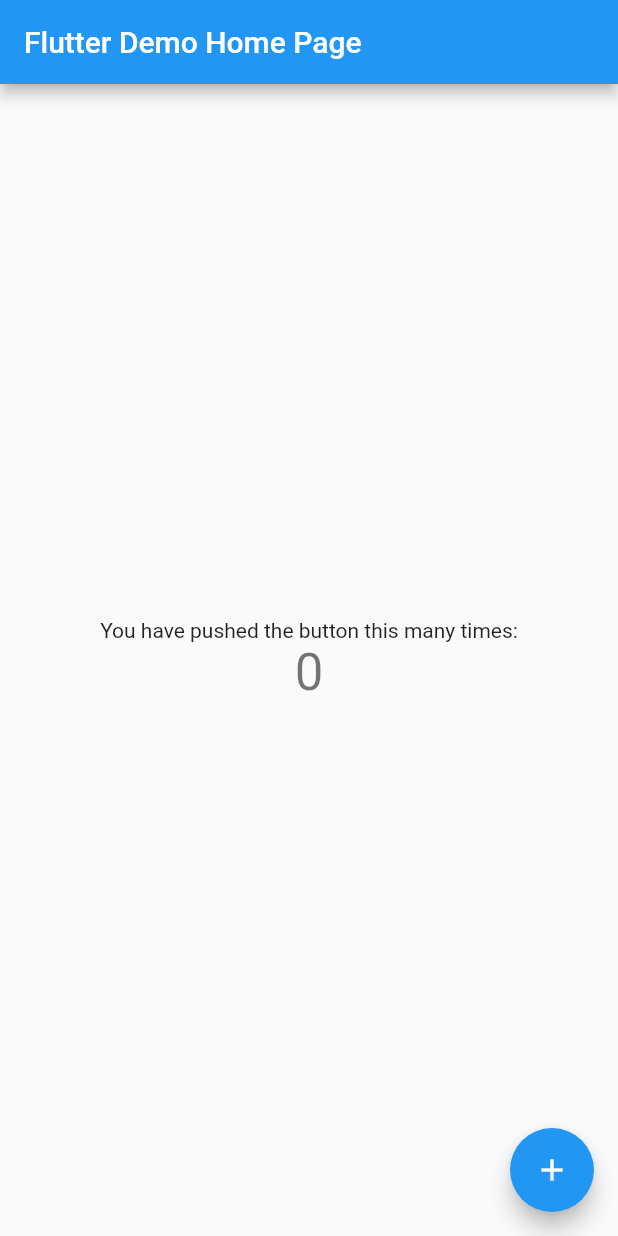
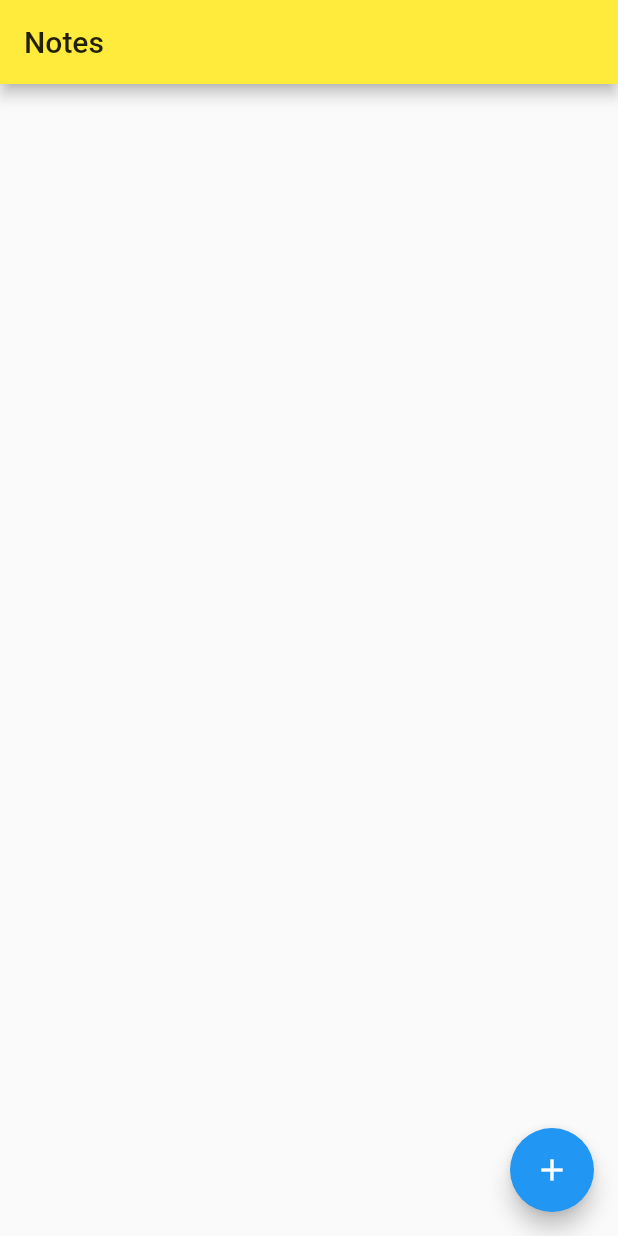
Before and after one commit to Hemanth759/Learning-Flutter, a Flutter app: the screen it shows after launch, on a phone screen of 412 x 824 dp. Run offline on Flutter 3.47's test engine with Material 2 defaults, Android fonts, the phone set to English and light mode, and no system bars.

Commit message:
Creating the todo app

```diff
--- a/todo_app/lib/main.dart
+++ b/todo_app/lib/main.dart
@@ -1,111 +1,21 @@
 import 'package:flutter/material.dart';
+import 'package:todo_app/screens/note_list.dart';
 
-void main() => runApp(MyApp());
+void main() {
+  runApp(MyApp());
+}
 
 class MyApp extends StatelessWidget {
-  // This widget is the root of your application.
+
   @override
   Widget build(BuildContext context) {
     return MaterialApp(
-      title: 'Flutter Demo',
+      title: 'Note Keeper',
+      debugShowCheckedModeBanner: false,
       theme: ThemeData(
-        // This is the theme of your application.
-        //
-        // Try running your application with "flutter run". You'll see the
-        // application has a blue toolbar. Then, without quitting the app, try
-        // changing the primarySwatch below to Colors.green and then invoke
-        // "hot reload" (press "r" in the console where you ran "flutter run",
-        // or simply save your changes to "hot reload" in a Flutter IDE).
-        // Notice that the counter didn't reset back to zero; the application
-        // is not restarted.
-        primarySwatch: Colors.blue,
+        primaryColor: Colors.yellow,
       ),
-      home: MyHomePage(title: 'Flutter Demo Home Page'),
+      home: NoteList(),
     );
   }
 }
-
-class MyHomePage extends StatefulWidget {
-  MyHomePage({Key key, this.title}) : super(key: key);
-
-  // This widget is the home page of your application. It is stateful, meaning
-  // that it has a State object (defined below) that contains fields that affect
-  // how it looks.
-
-  // This class is the configuration for the state. It holds the values (in this
-  // case the title) provided by the parent (in this case the App widget) and
-  // used by the build method of the State. Fields in a Widget subclass are
-  // always marked "final".
-
-  final String title;
-
-  @override
-  _MyHomePageState createState() => _MyHomePageState();
-}
-
-class _MyHomePageState extends State<MyHomePage> {
-  int _counter = 0;
-
-  void _incrementCounter() {
-    setState(() {
-      // This call to setState tells the Flutter framework that something has
-      // changed in this State, which causes it to rerun the build method below
-      // so that the display can reflect the updated values. If we changed
-      // _counter without calling setState(), then the build method would not be
-      // called again, and so nothing would appear to happen.
-      _counter++;
-    });
-  }
-
-  @override
-  Widget build(BuildContext context) {
-    // This method is rerun every time setState is called, for instance as done
-    // by the _incrementCounter method above.
-    //
-    // The Flutter framework has been optimized to make rerunning build methods
-    // fast, so that you can just rebuild anything that needs updating rather
-    // than having to individually change instances of widgets.
-    return Scaffold(
-      appBar: AppBar(
-        // Here we take the value from the MyHomePage object that was created by
-        // the App.build method, and use it to set our appbar title.
-        title: Text(widget.title),
-      ),
-      body: Center(
-        // Center is a layout widget. It takes a single child and positions it
-        // in the middle of the parent.
-        child: Column(
-          // Column is also layout widget. It takes a list of children and
-          // arranges them vertically. By default, it sizes itself to fit its
-          // children horizontally, and tries to be as tall as its parent.
-          //
-          // Invoke "debug painting" (press "p" in the console, choose the
-          // "Toggle Debug Paint" action from the Flutter Inspector in Android
-          // Studio, or the "Toggle Debug Paint" command in Visual Studio Code)
-          // to see the wireframe for each widget.
-          //
-          // Column has various properties to control how it sizes itself and
-          // how it positions its children. Here we use mainAxisAlignment to
-          // center the children vertically; the main axis here is the vertical
-          // axis because Columns are vertical (the cross axis would be
-          // horizontal).
-          mainAxisAlignment: MainAxisAlignment.center,
-          children: <Widget>[
-            Text(
-              'You have pushed the button this many times:',
-            ),
-            Text(
-              '$_counter',
-              style: Theme.of(context).textTheme.display1,
-            ),
-          ],
-        ),
-      ),
-      floatingActionButton: FloatingActionButton(
-        onPressed: _incrementCounter,
-        tooltip: 'Increment',
-        child: Icon(Icons.add),
-      ), // This trailing comma makes auto-formatting nicer for build methods.
-    );
-  }
-}
--- /dev/null
+++ b/todo_app/lib/screens/note_list.dart
@@ -0,0 +1,69 @@
+import 'package:flutter/material.dart';
+
+class NoteList extends StatefulWidget {
+
+  @override
+  State<StatefulWidget> createState() {
+    return _NoteListState();
+  }
+}
+
+class _NoteListState extends State<NoteList> {
+
+  int count = 0;
+
+  @override
+  Widget build(BuildContext context) {
+    return Scaffold(
+
+      appBar: AppBar(
+        title: Text('Notes'),
+      ),
+
+      body: GetListView(),
+
+      floatingActionButton: FloatingActionButton(
+
+        child: Icon(Icons.add),
+
+        onPressed: () {
+          debugPrint('Bugged the dee');
+        },
+
+        tooltip: 'Add Note',
+      ),
+    );
+  }
+
+  ListView GetListView() {
+
+    TextStyle titlestyle = Theme.of(context).textTheme.subhead;
+
+    return ListView.builder(
+      itemCount: count,
+      itemBuilder: (BuildContext context, int position) {
+        return Card(
+          color: Colors.white,
+          elevation: 2.0,
+          child: ListTile(
+
+            leading: CircleAvatar(
+              backgroundColor: Colors.yellow,
+              child: Icon(Icons.keyboard_arrow_right),
+            ),
+
+            title: Text('Dummy Title', style: titlestyle),
+
+            subtitle: Text('Dummy Date'),
+
+            trailing: Icon(Icons.delete, color: Colors.grey),
+
+            onTap: () {
+              debugPrint("debugged");
+            },
+          ),
+        );
+      },
+    );
+  }
+}
```
Also changed, not shown: todo_app/lib/screens/note_detail.dart (added, +111 -0 lines), 1 other file.
